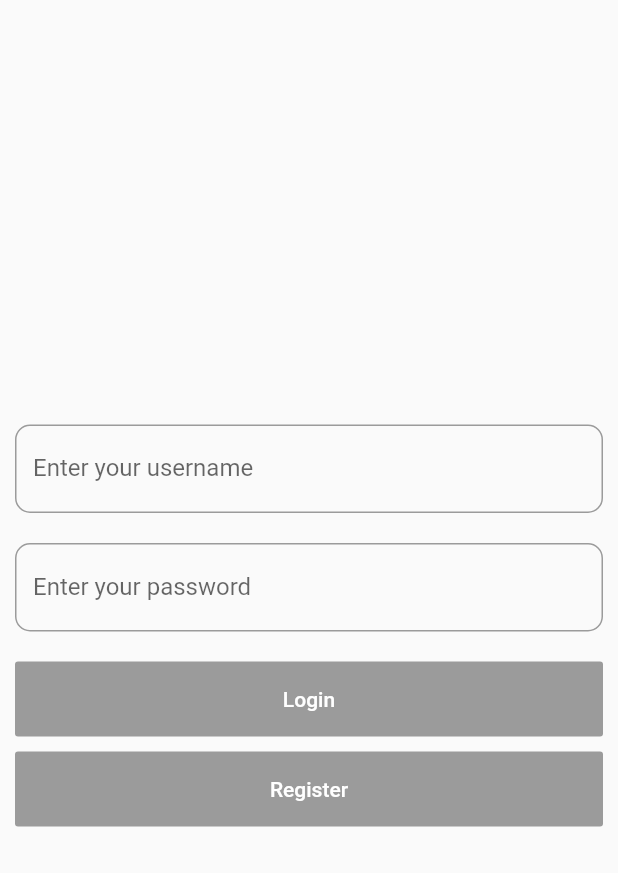
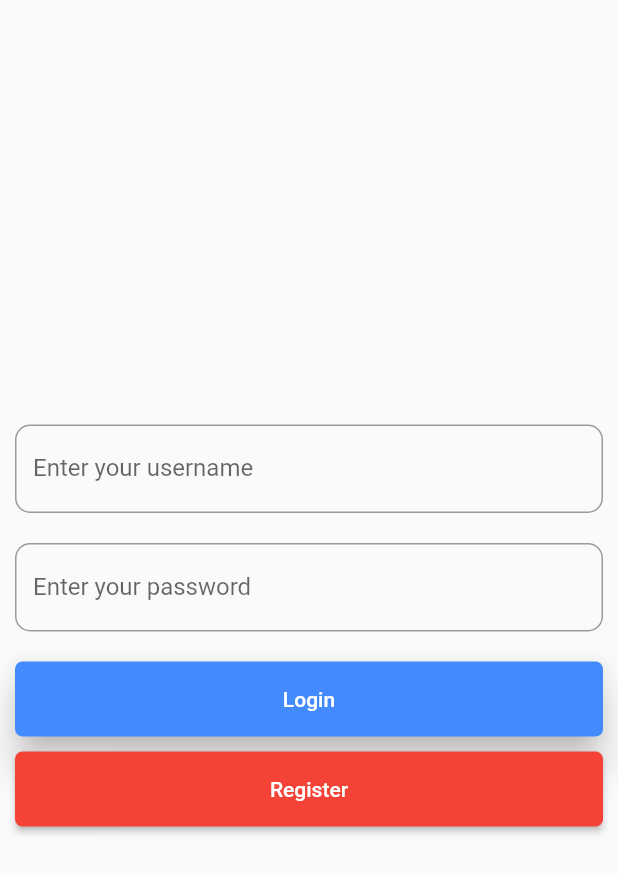
Before and after one commit to Darknfear/AppChatFlutter, a Flutter app: the screen it shows after launch, on a phone screen of 412 x 824 dp. Shown: the top 873 px of the screen. Run offline on Flutter 3.47's test engine with Material 2 defaults, Android fonts, the phone set to English and light mode, and no system bars.

Commit message:
fix button

```diff
--- a/lib/screens/login_screen.dart
+++ b/lib/screens/login_screen.dart
@@ -24,6 +24,7 @@ class _LoginState extends State<LoginState> {
         body: SafeArea(
           child: Center(
             child: SingleChildScrollView(
+              controller: ScrollController(),
               padding: EdgeInsets.all(10),
               child: Column(
                 children: [
@@ -47,7 +48,8 @@ class _LoginState extends State<LoginState> {
                                   BorderRadius.all(Radius.circular(10)))),
                     ),
                   ),
-                  Container(),
+                  Container(
+                  ),
                   Container(
                     margin: EdgeInsets.symmetric(vertical: 10),
                     child: ButtonTheme(
@@ -56,10 +58,14 @@ class _LoginState extends State<LoginState> {
                       //buttonColor: Colors.blueAccent,
                       child: RaisedButton(
                         elevation: 10,
+                        onPressed: () {},
                         color: Colors.blueAccent,
+                        textColor: Colors.white,
+                        shape: RoundedRectangleBorder(
+                          borderRadius: BorderRadius.all(Radius.circular(5)),
+                        ),
                         child: Text(
                           'Login',
-                          style: TextStyle(color: Colors.white),
                         ),
 
                       ),
@@ -69,7 +75,11 @@ class _LoginState extends State<LoginState> {
                     child: ButtonTheme(
                       minWidth: MediaQuery.of(context).size.width - 10,
                       height: 50,
+                      shape: RoundedRectangleBorder(
+                        borderRadius: BorderRadius.all(Radius.circular(5)),
+                      ),
                       child: RaisedButton(
+                        onPressed: () {},
                         child: Text(
                           'Register',
                           style: TextStyle(color: Colors.white),
```
